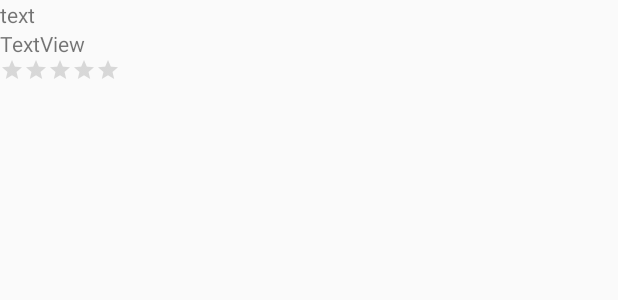
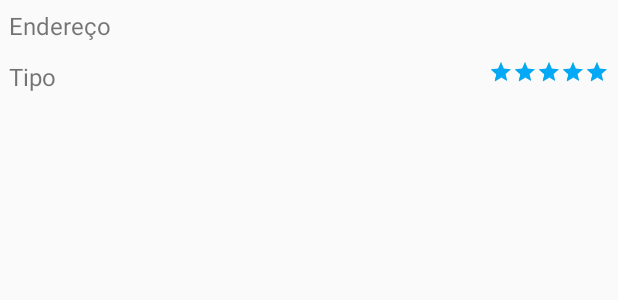
Before and after one commit to andretalpo/TourIt, an Android app: the layout content_local_details.xml on its own in the app's theme, with its tools: preview values and no code run, on a phone screen of 412 x 824 dp. Shown: the top 300 px of the screen. Run offline under Robolectric (Android 15) with nearby library versions, the phone set to English and light mode, and no system bars.

Commit message:
Conversão da imagem e layout organizado

```diff
--- a/app/src/main/java/br/com/marcus/fernanda/andre/tourit/local/model/LocalAdapter.java
+++ b/app/src/main/java/br/com/marcus/fernanda/andre/tourit/local/model/LocalAdapter.java
@@ -2,6 +2,7 @@ package br.com.marcus.fernanda.andre.tourit.local.model;
 
 import android.content.Context;
 import android.content.Intent;
+import android.graphics.Bitmap;
 import android.support.v7.widget.RecyclerView;
 import android.util.Log;
 import android.view.LayoutInflater;
@@ -9,6 +10,7 @@ import android.view.View;
 import android.view.ViewGroup;
 import android.widget.Toast;
 
+import java.io.ByteArrayOutputStream;
 import java.util.List;
 
 import br.com.marcus.fernanda.andre.tourit.R;
@@ -49,6 +51,10 @@ public class LocalAdapter extends RecyclerView.Adapter {
                 intent.putExtra("nomePlace", local.getNome());
                 intent.putExtra("enderecoPlace", local.getEndereco());
                 intent.putExtra("ratingPlace", local.getNota());
+                ByteArrayOutputStream stream = new ByteArrayOutputStream();
+                local.getFoto().compress(Bitmap.CompressFormat.PNG, 100, stream);
+                byte[] arrayFoto = stream.toByteArray();
+                intent.putExtra("arrayFoto", arrayFoto);
                 //passar imagem
                 view.getContext().startActivity(intent);
             }
--- a/app/src/main/res/layout/content_local_details.xml
+++ b/app/src/main/res/layout/content_local_details.xml
@@ -16,13 +16,17 @@
             android:id="@+id/enderecoLocalDetailsTextView"
             android:layout_width="wrap_content"
             android:layout_height="wrap_content"
-            android:text="text" />
+            android:textSize="@dimen/textSizeLocalDetails"
+            android:layout_margin="@dimen/marginLocalDetails"
+            android:text="Endereço" />
 
         <TextView
             android:id="@+id/tipoLocalDetailsTextView"
-            android:layout_width="match_parent"
+            android:layout_width="wrap_content"
             android:layout_height="wrap_content"
-            android:text="TextView"
+            android:text="Tipo"
+            android:layout_margin="@dimen/marginLocalDetails"
+            android:textSize="@dimen/textSizeLocalDetails"
             android:layout_below="@id/enderecoLocalDetailsTextView"/>
 
         <RatingBar
@@ -30,13 +34,17 @@
             style="@style/Widget.AppCompat.RatingBar.Small"
             android:layout_width="wrap_content"
             android:layout_height="wrap_content"
-            android:layout_below="@id/tipoLocalDetailsTextView"/>
+            android:layout_alignParentRight="true"
+            android:layout_below="@id/enderecoLocalDetailsTextView"
+            android:layout_margin="@dimen/marginLocalDetails"
+            android:rating="5" />
 
         <android.support.v7.widget.RecyclerView
             android:id="@+id/avaliacoesLocalDetailsRecyclerView"
             android:layout_width="match_parent"
             android:layout_height="match_parent"
-            android:layout_below="@id/localDetailsRatingBar"/>
+            android:layout_margin="@dimen/marginLocalDetails"
+            android:layout_below="@id/tipoLocalDetailsTextView"/>
 
 
     </RelativeLayout>
--- a/app/src/main/res/values/dimens.xml
+++ b/app/src/main/res/values/dimens.xml
@@ -16,4 +16,6 @@
     <dimen name="padding_geral">6dp</dimen>
     <dimen name="app_bar_height">180dp</dimen>
     <dimen name="text_margin">16dp</dimen>
+    <dimen name="textSizeLocalDetails">16dp</dimen>
+    <dimen name="marginLocalDetails">6dp</dimen>
 </resources>
```
Also changed, not shown: app/src/main/java/br/com/marcus/fernanda/andre/tourit/local/controler/LocalDetailsActivity.java (+21 -1 lines).
